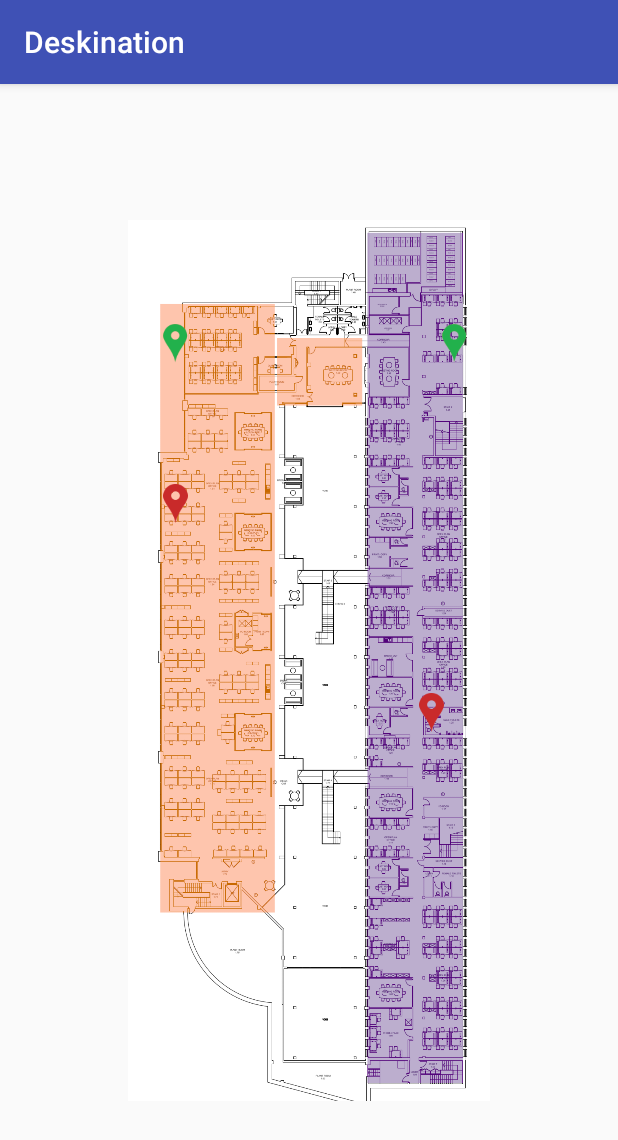
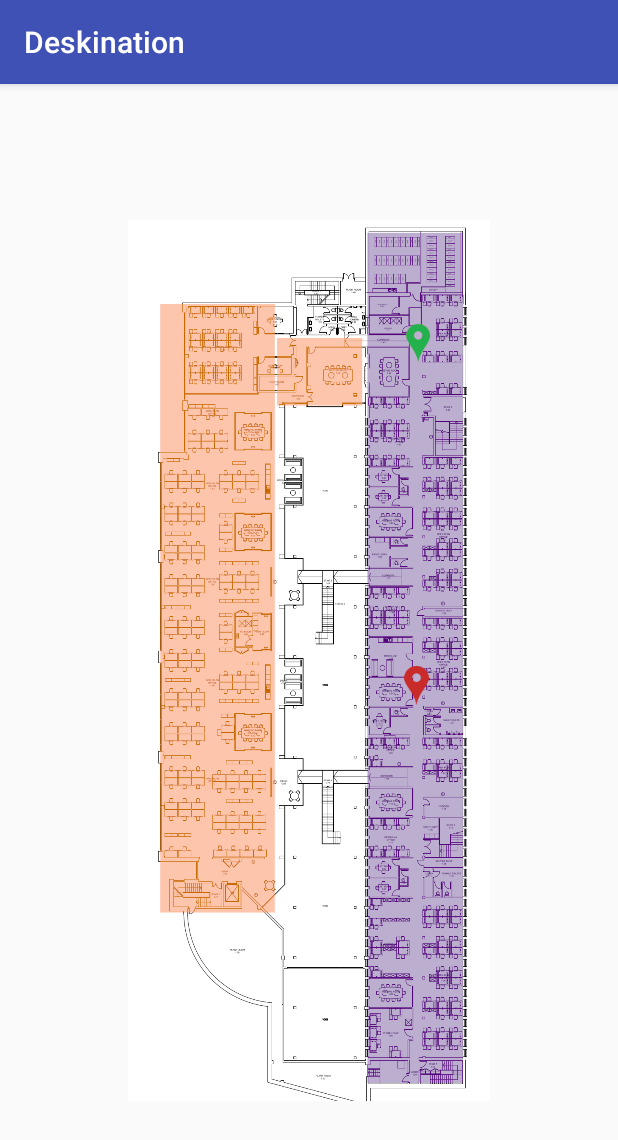
Before and after one commit to EricSumStu/August18, an Android app: the FirstFloorRouteActivity screen opened directly, with no data from a screen before it, on a phone screen of 412 x 824 dp. Shown: the top 1140 px of the screen. Run offline under Robolectric (Android 15) with nearby library versions, the phone set to English and light mode, and no system bars; 2 statements that could not run were skipped.

Commit message:
+ pins (now invisible) + most zones combinations work

```diff
--- a/app/src/main/java/e/elemcla/helloworldapp/FirstFloorRouteActivity.java
+++ b/app/src/main/java/e/elemcla/helloworldapp/FirstFloorRouteActivity.java
@@ -2,6 +2,8 @@ package e.elemcla.helloworldapp;
 
 import android.support.v7.app.AppCompatActivity;
 import android.os.Bundle;
+import android.view.View;
+import android.widget.ImageView;
 
 public class FirstFloorRouteActivity extends AppCompatActivity {
 
@@ -9,5 +11,32 @@ public class FirstFloorRouteActivity extends AppCompatActivity {
     protected void onCreate(Bundle savedInstanceState) {
         super.onCreate(savedInstanceState);
         setContentView(R.layout.activity_first_floor_route);
+
+        int numOfPins = 4;
+        ImageView[] pins = new ImageView[numOfPins];
+
+        // storing pins in ImageView array
+
+        pins[0] = findViewById(R.id.zoneEightStart);
+        pins[1] = findViewById(R.id.zoneEightEnd);
+        pins[2] = findViewById(R.id.zoneNineStart);
+        pins[3] = findViewById(R.id.zoneNineEnd);
+
+        //getting the spinner options from deskspage activity
+
+        String fOption = DesksPage.firstOption;
+        String sOption = DesksPage.secondOption;
+
+        if (fOption.equals("Zone 8")) {
+            pins[1].setVisibility(View.VISIBLE);
+        } else {
+            pins[3].setVisibility(View.VISIBLE);
+        }
+
+        if (sOption.equals("Zone 8")){
+            pins[0].setVisibility(View.VISIBLE);
+        } else {
+            pins[2].setVisibility(View.VISIBLE);
+        }
     }
 }
--- a/app/src/main/java/e/elemcla/helloworldapp/TwoFloorsRouteActivity.java
+++ b/app/src/main/java/e/elemcla/helloworldapp/TwoFloorsRouteActivity.java
@@ -2,6 +2,8 @@ package e.elemcla.helloworldapp;
 
 import android.support.v7.app.AppCompatActivity;
 import android.os.Bundle;
+import android.view.View;
+import android.widget.ImageView;
 
 public class TwoFloorsRouteActivity extends AppCompatActivity {
 
--- a/app/src/main/res/layout/activity_first_floor_route.xml
+++ b/app/src/main/res/layout/activity_first_floor_route.xml
@@ -26,9 +26,10 @@
         android:layout_marginEnd="8dp"
         android:layout_marginStart="108dp"
         android:layout_marginTop="160dp"
+        android:visibility="invisible"
         app:layout_constraintBottom_toBottomOf="parent"
         app:layout_constraintEnd_toEndOf="parent"
-        app:layout_constraintHorizontal_bias="0.0"
+        app:layout_constraintHorizontal_bias="0.064"
         app:layout_constraintStart_toStartOf="parent"
         app:layout_constraintTop_toTopOf="parent"
         app:layout_constraintVertical_bias="0.0"
@@ -42,12 +43,13 @@
         android:layout_marginEnd="8dp"
         android:layout_marginStart="108dp"
         android:layout_marginTop="236dp"
+        android:visibility="invisible"
         app:layout_constraintBottom_toBottomOf="parent"
         app:layout_constraintEnd_toEndOf="parent"
-        app:layout_constraintHorizontal_bias="0.0"
+        app:layout_constraintHorizontal_bias="0.064"
         app:layout_constraintStart_toStartOf="parent"
         app:layout_constraintTop_toTopOf="parent"
-        app:layout_constraintVertical_bias="0.062"
+        app:layout_constraintVertical_bias="0.048"
         app:srcCompat="@drawable/zoneeightendpin" />
 
     <ImageView
@@ -58,9 +60,10 @@
         android:layout_marginEnd="100dp"
         android:layout_marginStart="8dp"
         android:layout_marginTop="160dp"
+        android:visibility="invisible"
         app:layout_constraintBottom_toBottomOf="parent"
         app:layout_constraintEnd_toEndOf="parent"
-        app:layout_constraintHorizontal_bias="1.0"
+        app:layout_constraintHorizontal_bias="0.915"
         app:layout_constraintStart_toStartOf="parent"
         app:layout_constraintTop_toTopOf="parent"
         app:layout_constraintVertical_bias="0.0"
@@ -73,11 +76,12 @@
         android:layout_marginEnd="104dp"
         android:layout_marginStart="8dp"
         android:layout_marginTop="8dp"
+        android:visibility="invisible"
         app:layout_constraintBottom_toBottomOf="parent"
         app:layout_constraintEnd_toEndOf="@+id/imageView2"
-        app:layout_constraintHorizontal_bias="0.995"
+        app:layout_constraintHorizontal_bias="0.959"
         app:layout_constraintStart_toStartOf="parent"
         app:layout_constraintTop_toTopOf="parent"
-        app:layout_constraintVertical_bias="0.542"
+        app:layout_constraintVertical_bias="0.518"
         app:srcCompat="@drawable/zonenineendpin" />
 </android.support.constraint.ConstraintLayout>
```
Also changed, not shown: app/src/main/java/e/elemcla/helloworldapp/GroundFloorRouteActivity.java (+68 -12 lines), app/src/main/res/layout/activity_ground_floor_route.xml (+18 -4 lines).
